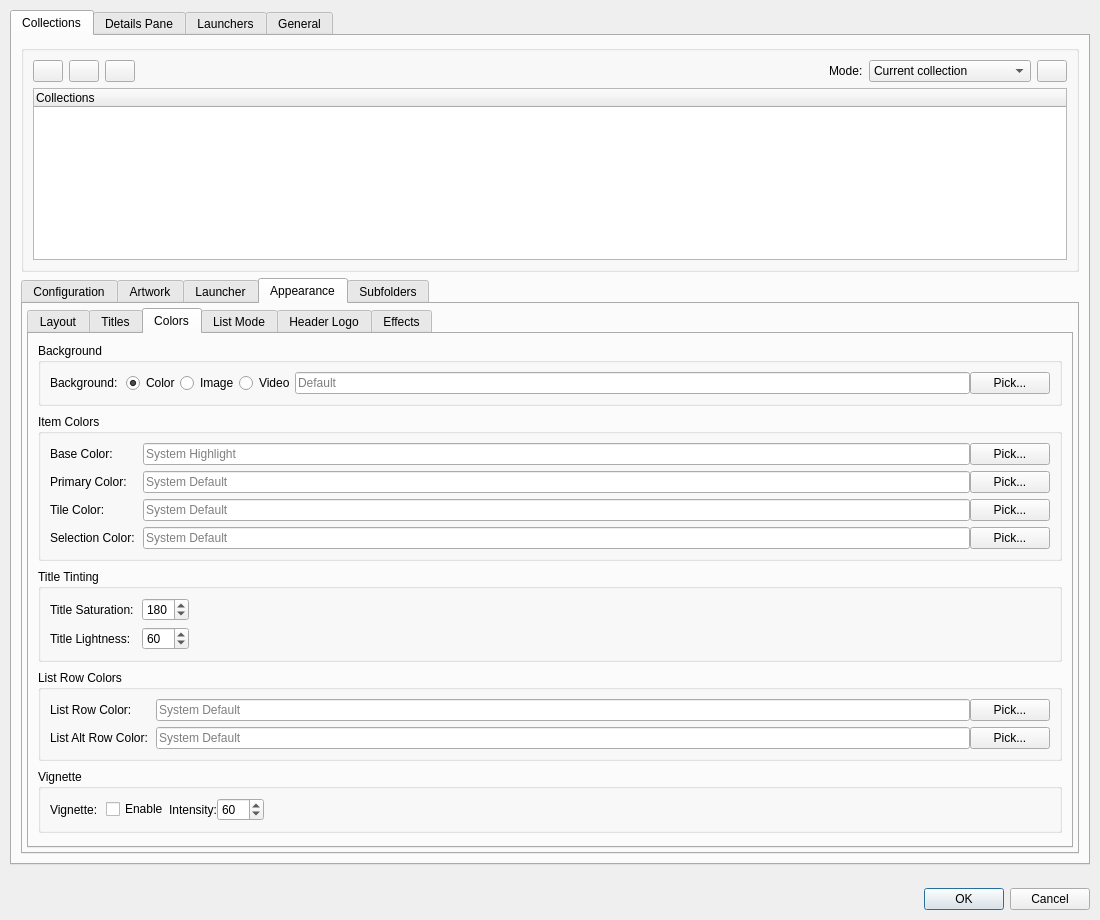
EtherAura/Kartend, file src/ui/dialogs/settingsdialog.ui: the form before one commit.
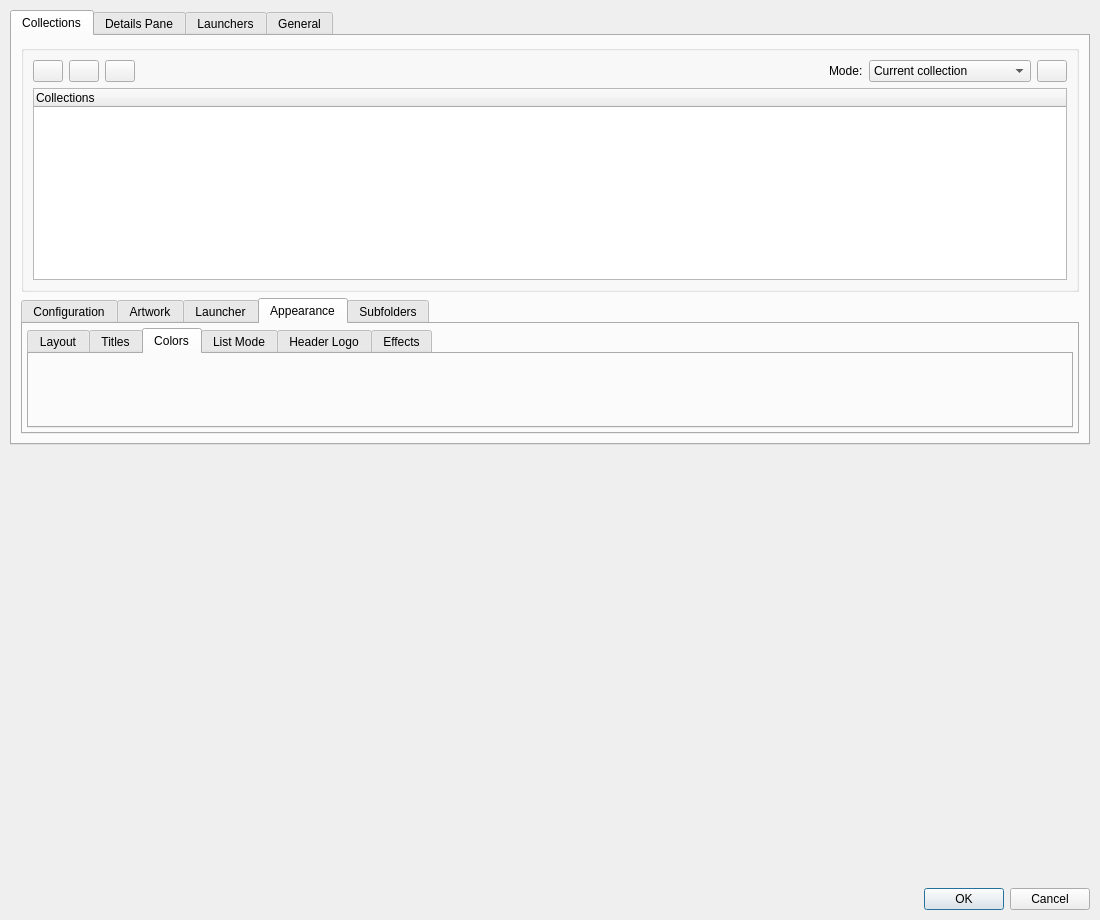
The form after the commit. The open tabs and pages were chosen to show the change. Icons and pictures are not drawn. Custom widgets are drawn as their Qt base class.

Commit message: refactor(settings): extract AppearanceColorsPanel from Colors sub-sub-tab

Diff of the .ui file:
```diff
--- a/src/ui/dialogs/settingsdialog.ui
+++ b/src/ui/dialogs/settingsdialog.ui
@@ -257,279 +257,7 @@
              <widget class="QWidget" name="appearanceColorsSubTab">
               <attribute name="title"><string>Colors</string></attribute>
               <layout class="QVBoxLayout" name="appearanceColorsSubTabLayout">
-               <property name="spacing"><number>8</number></property>
-               <item>
-                <widget class="QGroupBox" name="appearanceBackgroundGroupBox">
-                 <property name="title"><string>Background</string></property>
-                 <layout class="QFormLayout" name="appearanceBackgroundFormLayout">
-                  <property name="horizontalSpacing"><number>8</number></property>
-                  <property name="verticalSpacing"><number>6</number></property>
-                  <property name="fieldGrowthPolicy"><enum>QFormLayout::FieldGrowthPolicy::ExpandingFieldsGrow</enum></property>
-                  <item row="0" column="0">
-                   <widget class="QLabel" name="label_background">
-                    <property name="text"><string>Background:</string></property>
-                   </widget>
-                  </item>
-                  <item row="0" column="1">
-                   <layout class="QHBoxLayout" name="backgroundLayout">
-                    <item>
-                     <widget class="QRadioButton" name="backgroundColorRadio">
-                      <property name="text"><string>Color</string></property>
-                      <property name="checked"><bool>true</bool></property>
-                     </widget>
-                    </item>
-                    <item>
-                     <widget class="QRadioButton" name="backgroundImageRadio">
-                      <property name="text"><string>Image</string></property>
-                     </widget>
-                    </item>
-                    <item>
-                     <widget class="QRadioButton" name="backgroundVideoRadio">
-                      <property name="text"><string>Video</string></property>
-                      <property name="toolTip"><string>Looping muted video as background</string></property>
-                     </widget>
-                    </item>
-                    <item>
-                     <widget class="QLineEdit" name="backgroundValueEdit">
-                      <property name="toolTip"><string>Background color (hex format like #FF5500), image path, or video path</string></property>
-                      <property name="placeholderText"><string>Default</string></property>
-                     </widget>
-                    </item>
-                    <item>
-                     <widget class="QPushButton" name="browseBackgroundButton">
-                      <property name="text"><string>Pick...</string></property>
-                      <property name="toolTip"><string>Select background color or image</string></property>
-                     </widget>
-                    </item>
-                   </layout>
-                  </item>
-                 </layout>
-                </widget>
-               </item>
-               <item>
-                <widget class="QGroupBox" name="appearancePaletteGroupBox">
-                 <property name="title"><string>Item Colors</string></property>
-                 <layout class="QFormLayout" name="appearancePaletteFormLayout">
-                  <property name="horizontalSpacing"><number>8</number></property>
-                  <property name="verticalSpacing"><number>6</number></property>
-                  <property name="fieldGrowthPolicy"><enum>QFormLayout::FieldGrowthPolicy::ExpandingFieldsGrow</enum></property>
-                  <item row="0" column="0">
-                   <widget class="QLabel" name="label_baseColor">
-                    <property name="text"><string>Base Color:</string></property>
-                   </widget>
-                  </item>
-                  <item row="0" column="1">
-                   <layout class="QHBoxLayout" name="baseColorLayout">
-                    <item>
-                     <widget class="QLineEdit" name="baseColorEdit">
-                      <property name="toolTip"><string>Base color for title text (hex format like #FF5500, leave empty for system highlight)</string></property>
-                      <property name="placeholderText"><string>System Highlight</string></property>
-                     </widget>
-                    </item>
-                    <item>
-                     <widget class="QPushButton" name="browseColorButton">
-                      <property name="text"><string>Pick...</string></property>
-                      <property name="toolTip"><string>Select a base color</string></property>
-                     </widget>
-                    </item>
-                   </layout>
-                  </item>
-                  <item row="1" column="0">
-                   <widget class="QLabel" name="label_primaryColor">
-                    <property name="text"><string>Primary Color:</string></property>
-                   </widget>
-                  </item>
-                  <item row="1" column="1">
-                   <layout class="QHBoxLayout" name="primaryColorLayout">
-                    <item>
-                     <widget class="QLineEdit" name="primaryColorEdit">
-                      <property name="toolTip"><string>Primary UI color for toolbar and menubar (hex format like #FF5500)</string></property>
-                      <property name="placeholderText"><string>System Default</string></property>
-                     </widget>
-                    </item>
-                    <item>
-                     <widget class="QPushButton" name="browsePrimaryColorButton">
-                      <property name="text"><string>Pick...</string></property>
-                      <property name="toolTip"><string>Select primary UI color</string></property>
-                     </widget>
-                    </item>
-                   </layout>
-                  </item>
-                  <item row="2" column="0">
-                   <widget class="QLabel" name="label_tileColor">
-                    <property name="text"><string>Tile Color:</string></property>
-                   </widget>
-                  </item>
-                  <item row="2" column="1">
-                   <layout class="QHBoxLayout" name="tileColorLayout">
-                    <item>
-                     <widget class="QLineEdit" name="tileColorEdit">
-                      <property name="toolTip"><string>Color for item tiles and placeholders (hex format like #FF5500)</string></property>
-                      <property name="placeholderText"><string>System Default</string></property>
-                     </widget>
-                    </item>
-                    <item>
-                     <widget class="QPushButton" name="browseTileColorButton">
-                      <property name="text"><string>Pick...</string></property>
-                      <property name="toolTip"><string>Select tile color</string></property>
-                     </widget>
-                    </item>
-                   </layout>
-                  </item>
-                  <item row="3" column="0">
-                   <widget class="QLabel" name="label_selectionColor">
-                    <property name="text"><string>Selection Color:</string></property>
-                   </widget>
-                  </item>
-                  <item row="3" column="1">
-                   <layout class="QHBoxLayout" name="selectionColorLayout">
-                    <item>
-                     <widget class="QLineEdit" name="selectionColorEdit">
-                      <property name="toolTip"><string>Color for selection rectangle and glide animation border (hex format like #FF5500)</string></property>
-                      <property name="placeholderText"><string>System Default</string></property>
-                     </widget>
-                    </item>
-                    <item>
-                     <widget class="QPushButton" name="browseSelectionColorButton">
-                      <property name="text"><string>Pick...</string></property>
-                      <property name="toolTip"><string>Select selection color</string></property>
-                     </widget>
-                    </item>
-                   </layout>
-                  </item>
-                 </layout>
-                </widget>
-               </item>
-               <item>
-                <widget class="QGroupBox" name="appearanceTitleTintGroupBox">
-                 <property name="title"><string>Title Tinting</string></property>
-                 <layout class="QFormLayout" name="appearanceTitleTintFormLayout">
-                  <property name="horizontalSpacing"><number>8</number></property>
-                  <property name="verticalSpacing"><number>6</number></property>
-                  <property name="fieldGrowthPolicy"><enum>QFormLayout::FieldGrowthPolicy::ExpandingFieldsGrow</enum></property>
-                  <item row="0" column="0">
-                   <widget class="QLabel" name="label_textAppearance">
-                    <property name="text"><string>Title Saturation:</string></property>
-                   </widget>
-                  </item>
-                  <item row="0" column="1">
-                   <widget class="QSpinBox" name="titleSaturationSpinBox">
-                    <property name="minimumWidth"><number>110</number></property>
-                    <property name="toolTip"><string>Title text color saturation (0-255)</string></property>
-                    <property name="minimum"><number>0</number></property>
-                    <property name="maximum"><number>255</number></property>
-                    <property name="value"><number>180</number></property>
-                   </widget>
-                  </item>
-                  <item row="1" column="0">
-                   <widget class="QLabel" name="label_titleLightness">
-                    <property name="text"><string>Title Lightness:</string></property>
-                   </widget>
-                  </item>
-                  <item row="1" column="1">
-                   <widget class="QSpinBox" name="titleLightnessSpinBox">
-                    <property name="minimumWidth"><number>110</number></property>
-                    <property name="toolTip"><string>Title text color lightness (0-255, lower is darker)</string></property>
-                    <property name="minimum"><number>0</number></property>
-                    <property name="maximum"><number>255</number></property>
-                    <property name="value"><number>60</number></property>
-                   </widget>
-                  </item>
-                 </layout>
-                </widget>
-               </item>
-               <item>
-                <widget class="QGroupBox" name="appearanceListRowsGroupBox">
-                 <property name="title"><string>List Row Colors</string></property>
-                 <layout class="QFormLayout" name="appearanceListRowsFormLayout">
-                  <property name="horizontalSpacing"><number>8</number></property>
-                  <property name="verticalSpacing"><number>6</number></property>
-                  <property name="fieldGrowthPolicy"><enum>QFormLayout::FieldGrowthPolicy::ExpandingFieldsGrow</enum></property>
-                  <item row="0" column="0">
-                   <widget class="QLabel" name="label_listRowColor">
-                    <property name="text"><string>List Row Color:</string></property>
-                   </widget>
-                  </item>
-                  <item row="0" column="1">
-                   <layout class="QHBoxLayout" name="listRowColorLayout">
-                    <item>
-                     <widget class="QLineEdit" name="listRowColorEdit">
-                      <property name="toolTip"><string>Primary row background color (hex format like #FF5500)</string></property>
-                      <property name="placeholderText"><string>System Default</string></property>
-                     </widget>
-                    </item>
-                    <item>
-                     <widget class="QPushButton" name="browseListRowColorButton">
-                      <property name="text"><string>Pick...</string></property>
-                      <property name="toolTip"><string>Select row color</string></property>
-                     </widget>
-                    </item>
-                   </layout>
-                  </item>
-                  <item row="1" column="0">
-                   <widget class="QLabel" name="label_listAltRowColor">
-                    <property name="text"><string>List Alt Row Color:</string></property>
-                   </widget>
-                  </item>
-                  <item row="1" column="1">
-                   <layout class="QHBoxLayout" name="listAltRowColorLayout">
-                    <item>
-                     <widget class="QLineEdit" name="listAltRowColorEdit">
-                      <property name="toolTip"><string>Alternate row background color (hex format like #FF5500)</string></property>
-                      <property name="placeholderText"><string>System Default</string></property>
-                     </widget>
-                    </item>
-                    <item>
-                     <widget class="QPushButton" name="browseListAltRowColorButton">
-                      <property name="text"><string>Pick...</string></property>
-                      <property name="toolTip"><string>Select alternate row color</string></property>
-                     </widget>
-                    </item>
-                   </layout>
-                  </item>
-                 </layout>
-                </widget>
-               </item>
-               <item>
-                <widget class="QGroupBox" name="appearanceVignetteGroupBox">
-                 <property name="title"><string>Vignette</string></property>
-                 <layout class="QFormLayout" name="appearanceVignetteFormLayout">
-                  <property name="horizontalSpacing"><number>8</number></property>
-                  <property name="verticalSpacing"><number>6</number></property>
-                  <property name="fieldGrowthPolicy"><enum>QFormLayout::FieldGrowthPolicy::ExpandingFieldsGrow</enum></property>
-                  <item row="0" column="0">
-                   <widget class="QLabel" name="label_vignette">
-                    <property name="text"><string>Vignette:</string></property>
-                   </widget>
-                  </item>
-                  <item row="0" column="1">
-                   <layout class="QHBoxLayout" name="vignetteLayout">
-                    <item>
-                     <widget class="QCheckBox" name="vignetteEnabledCheckBox">
-                      <property name="text"><string>Enable</string></property>
-                      <property name="toolTip"><string>Darken the corners of the items area to make titles pop over busy backgrounds</string></property>
-                     </widget>
-                    </item>
-                    <item>
-                     <widget class="QLabel" name="label_vignetteIntensity">
-                      <property name="text"><string>Intensity:</string></property>
-                     </widget>
-                    </item>
-                    <item>
-                     <widget class="QSpinBox" name="vignetteIntensitySpinBox">
-                      <property name="minimumWidth"><number>110</number></property>
-                      <property name="toolTip"><string>Corner darkness 0-100 (0 = no effect, 100 = pitch black at the corners)</string></property>
-                      <property name="minimum"><number>0</number></property>
-                      <property name="maximum"><number>100</number></property>
-                      <property name="value"><number>60</number></property>
-                     </widget>
-                    </item>
-                   </layout>
-                  </item>
-                 </layout>
-                </widget>
-               </item>
-               <item><spacer name="appearanceColorsVerticalSpacer"><property name="orientation"><enum>Qt::Orientation::Vertical</enum></property><property name="sizeHint" stdset="0"><size><width>20</width><height>4</height></size></property></spacer></item>
+               <item><widget class="AppearanceColorsPanel" name="appearanceColorsPanel" native="true"/></item>
               </layout>
              </widget>
              <!-- Sub-tab: List Mode -->
@@ -893,6 +621,12 @@
    <header>appearancelayoutpanel.h</header>
    <container>1</container>
   </customwidget>
+  <customwidget>
+   <class>AppearanceColorsPanel</class>
+   <extends>QWidget</extends>
+   <header>appearancecolorspanel.h</header>
+   <container>1</container>
+  </customwidget>
  </customwidgets>
  <resources/>
  <connections/>
```
The commit also changes 11 other files.
